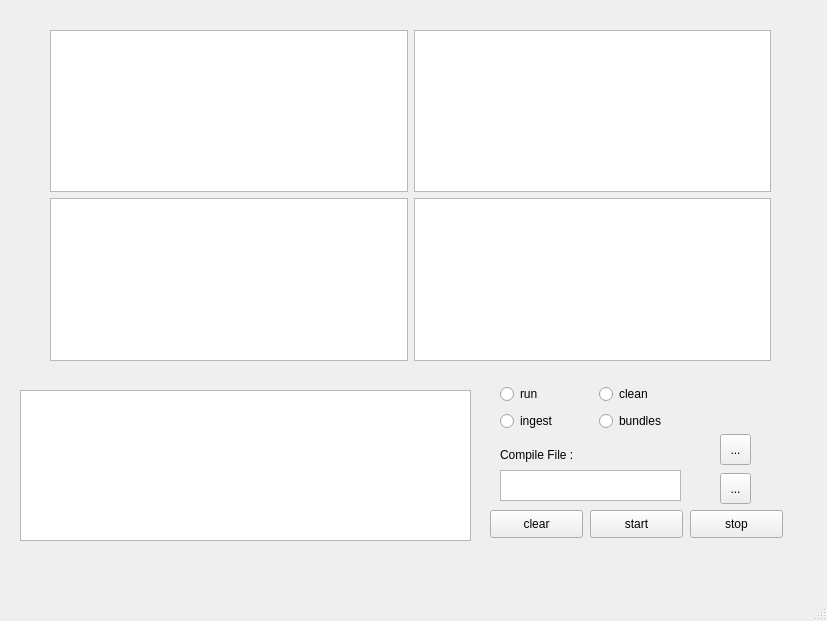
First picture: the form in Emulator/matt/v4.ui, repository MattioCh/algo_test, before the edit.
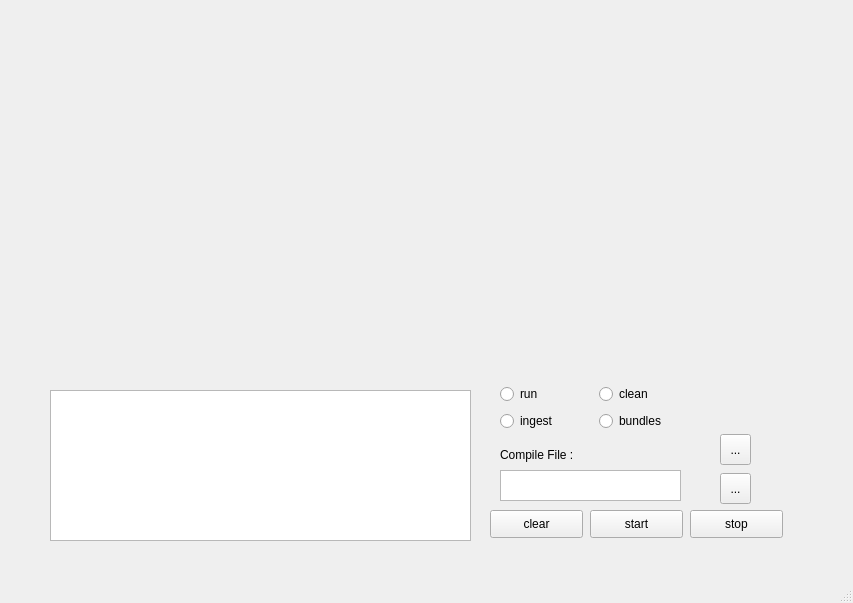
Second picture: the form after the edit. Custom widgets are drawn as their Qt base class.

The edit to the form file:
```diff
--- a/Emulator/matt/v4.ui
+++ b/Emulator/matt/v4.ui
@@ -6,10 +6,16 @@
    <rect>
     <x>0</x>
     <y>0</y>
-    <width>827</width>
-    <height>621</height>
+    <width>853</width>
+    <height>603</height>
    </rect>
   </property>
+  <property name="sizePolicy">
+   <sizepolicy hsizetype="Ignored" vsizetype="Ignored">
+    <horstretch>0</horstretch>
+    <verstretch>0</verstretch>
+   </sizepolicy>
+  </property>
   <property name="windowTitle">
    <string>MainWindow</string>
   </property>
@@ -63,17 +69,17 @@
      </rect>
     </property>
     <layout class="QGridLayout" name="gridLayout_3">
-     <item row="1" column="1">
-      <widget class="QGraphicsView" name="View4"/>
-     </item>
-     <item row="1" column="0">
-      <widget class="QGraphicsView" name="View3"/>
-     </item>
      <item row="0" column="0">
-      <widget class="QGraphicsView" name="View1"/>
+      <widget class="MplWidget" name="MplWidget1" native="true"/>
      </item>
      <item row="0" column="1">
-      <widget class="QGraphicsView" name="View2"/>
+      <widget class="MplWidget" name="MplWidget2" native="true"/>
+     </item>
+     <item row="1" column="0">
+      <widget class="MplWidget" name="MplWidget3" native="true"/>
+     </item>
+     <item row="1" column="1">
+      <widget class="MplWidget" name="MplWidget4" native="true"/>
      </item>
     </layout>
    </widget>
@@ -93,9 +99,9 @@
    <widget class="QPlainTextEdit" name="logger">
     <property name="geometry">
      <rect>
-      <x>20</x>
+      <x>50</x>
       <y>390</y>
-      <width>451</width>
+      <width>421</width>
       <height>151</height>
      </rect>
     </property>
@@ -211,6 +217,14 @@
   </widget>
   <widget class="QStatusBar" name="statusbar"/>
  </widget>
+ <customwidgets>
+  <customwidget>
+   <class>MplWidget</class>
+   <extends>QWidget</extends>
+   <header>mplwidget.h</header>
+   <container>1</container>
+  </customwidget>
+ </customwidgets>
  <resources/>
  <connections/>
  <buttongroups>
```
Left out of the diff: 10 changed lines with no effect on the pictures.
